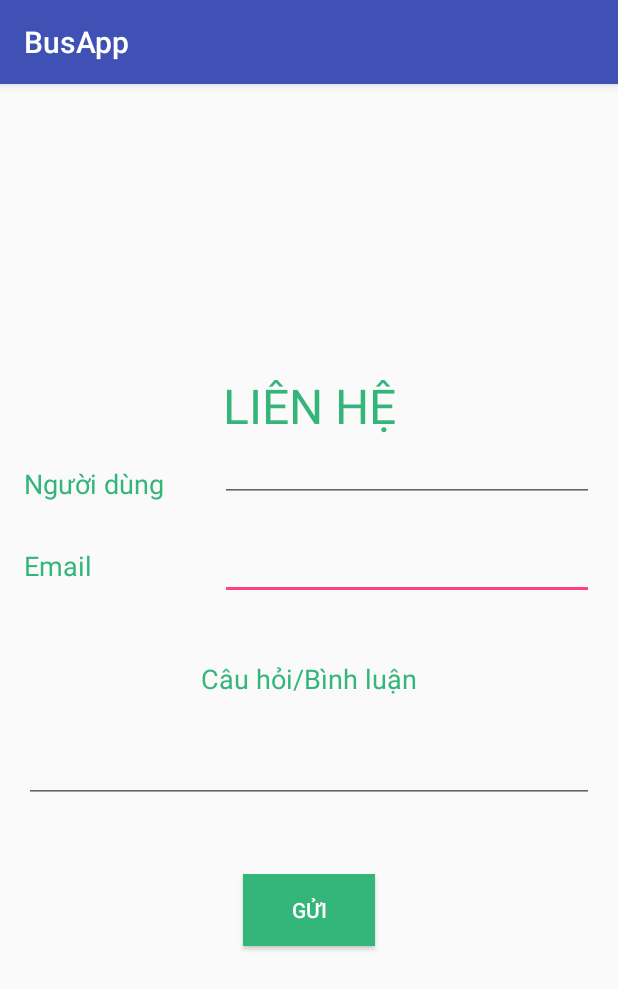
After one commit to thanhhuypham/BusApplication, an Android app: the ContactActivity screen opened directly, with no data from a screen before it, on a phone screen of 412 x 824 dp. The commit adds this screen. Shown: the top 989 px of the screen. Run offline under Robolectric (Android 15) with nearby library versions, the phone set to English and light mode, and no system bars.

Commit message:
Commit new app buss

```diff
--- a/app/src/main/AndroidManifest.xml
+++ b/app/src/main/AndroidManifest.xml
@@ -20,7 +20,9 @@
         </activity>
         <activity android:name=".ListActivity" />
         <activity android:name=".DetailActivity" />
-        <activity android:name=".HistoryActivity"></activity>
+        <activity android:name=".HistoryActivity" />
+        <activity android:name=".DetailHistoryActivity" />
+        <activity android:name=".ContactActivity"></activity>
     </application>
 
 </manifest>
--- /dev/null
+++ b/app/src/main/java/com/example/administrator/busapp/ContactActivity.java
@@ -0,0 +1,38 @@
+package com.example.administrator.busapp;
+
+import android.content.Intent;
+import android.support.v7.app.AppCompatActivity;
+import android.os.Bundle;
+import android.view.View;
+import android.widget.Button;
+import android.widget.EditText;
+
+public class ContactActivity extends AppCompatActivity {
+
+    private EditText edtUser;
+    private EditText edtEmail;
+    private EditText edtContent;
+    private Button btnSend;
+
+    @Override
+    protected void onCreate(Bundle savedInstanceState) {
+        super.onCreate(savedInstanceState);
+        setContentView(R.layout.activity_contact);
+
+        edtUser = (EditText) findViewById(R.id.edtInputUser);
+        edtEmail = (EditText) findViewById(R.id.edtInputEmail);
+        edtContent = (EditText) findViewById(R.id.edtInputContent);
+        btnSend = (Button) findViewById(R.id.btnSend);
+
+        btnSend.setOnClickListener(new View.OnClickListener() {
+            @Override
+            public void onClick(View v) {
+                Intent intentEmail = new Intent(Intent.ACTION_SEND);
+                intentEmail.setType("plain/text");
+                intentEmail.putExtra(Intent.EXTRA_EMAIL, new String[]{"thanhhuy.25101996@gmail.com"});
+
+            }
+        });
+
+    }
+}
--- /dev/null
+++ b/app/src/main/res/layout/activity_contact.xml
@@ -0,0 +1,96 @@
+<?xml version="1.0" encoding="utf-8"?>
+<RelativeLayout xmlns:android="http://schemas.android.com/apk/res/android"
+    xmlns:app="http://schemas.android.com/apk/res-auto"
+    xmlns:tools="http://schemas.android.com/tools"
+    android:layout_width="match_parent"
+    android:layout_height="match_parent"
+    android:paddingLeft="@dimen/activity_horizontal_margin"
+    android:paddingRight="@dimen/activity_horizontal_margin"
+    android:paddingTop="@dimen/activity_vertical_margin"
+    android:paddingBottom="@dimen/activity_vertical_margin"
+    android:gravity="center_vertical"
+    tools:context="com.example.administrator.busapp.ContactActivity">
+
+    <TextView
+        android:id="@+id/title"
+        android:layout_width="match_parent"
+        android:layout_height="wrap_content"
+        android:text="@string/contact"
+        android:textAlignment="center"
+        android:textSize="32sp"
+        android:textColor="@color/colorGreen"/>
+
+    <TextView
+        android:id="@+id/textView1"
+        android:layout_width="wrap_content"
+        android:layout_height="wrap_content"
+        android:layout_below="@id/title"
+        android:layout_marginTop="18dp"
+        android:text="@string/name"
+        android:textAppearance="?android:attr/textAppearanceMedium"
+        android:textColor="@color/colorGreen" />
+
+    <EditText
+        android:id="@+id/edtInputUser"
+        android:layout_width="match_parent"
+        android:layout_height="wrap_content"
+        android:layout_alignBottom="@+id/textView1"
+        android:layout_marginLeft="37dp"
+        android:layout_toRightOf="@+id/textView1"
+        android:inputType="textPersonName" />
+
+
+
+    <TextView
+        android:id="@+id/textView3"
+        android:layout_width="wrap_content"
+        android:layout_height="wrap_content"
+        android:layout_below="@+id/edtInputUser"
+        android:layout_marginTop="30dp"
+        android:textColor="@color/colorGreen"
+        android:text="@string/email"
+        android:textAppearance="?android:attr/textAppearanceMedium" />
+
+    <EditText
+        android:id="@+id/edtInputEmail"
+        android:layout_width="match_parent"
+        android:layout_height="wrap_content"
+        android:layout_alignBaseline="@+id/textView3"
+        android:layout_alignBottom="@+id/textView3"
+        android:layout_alignLeft="@+id/edtInputUser"
+        android:inputType="phone" >
+
+        <requestFocus />
+    </EditText>
+
+    <TextView
+        android:id="@+id/textView4"
+        android:layout_width="wrap_content"
+        android:layout_height="wrap_content"
+        android:layout_below="@+id/edtInputEmail"
+        android:layout_centerHorizontal="true"
+        android:layout_marginTop="40dp"
+        android:textColor="@color/colorGreen"
+        android:text="@string/questions"
+        android:textAppearance="?android:attr/textAppearanceMedium" />
+
+    <EditText
+        android:id="@+id/edtInputContent"
+        android:layout_width="match_parent"
+        android:layout_height="wrap_content"
+        android:layout_below="@+id/textView4"
+        android:layout_marginTop="25dp"
+        android:inputType="textMultiLine" />
+
+    <Button
+        android:id="@+id/btnSend"
+        android:layout_width="wrap_content"
+        android:layout_height="wrap_content"
+        android:layout_below="@id/edtInputContent"
+        android:layout_centerHorizontal="true"
+        android:layout_marginTop="47dp"
+        android:textColor="@color/colorWhite"
+        android:background="@color/colorGreen"
+        android:text="@string/send"/>
+
+</RelativeLayout>
--- /dev/null
+++ b/app/src/main/res/menu/context_menu.xml
@@ -0,0 +1,6 @@
+<?xml version="1.0" encoding="utf-8"?>
+<menu xmlns:android="http://schemas.android.com/apk/res/android">
+    <item
+        android:id="@+id/menuDelete"
+        android:title="Delete"/>
+</menu>
--- a/app/src/main/res/values/strings.xml
+++ b/app/src/main/res/values/strings.xml
@@ -26,4 +26,11 @@
     <string name="close">Close</string>
 
     <string name="lich_su_tim">LỊCH SỬ</string>
+
+    <string name="name">Người dùng</string>
+    <string name="email">Email</string>
+
+    <string name="questions">Câu hỏi/Bình luận</string>
+    <string name="send">Gửi</string>
+    <string name="contact">LIÊN HỆ</string>
 </resources>
```
Also changed, not shown: app/src/main/java/com/example/administrator/busapp/DetailActivity.java (+5 -11 lines), app/src/main/java/com/example/administrator/busapp/DetailHistoryActivity.java (added, +70 -0 lines), app/src/main/java/com/example/administrator/busapp/HistoryActivity.java (+37 -7 lines), app/src/main/res/layout/activity_detail_history.xml (added, +33 -0 lines).
